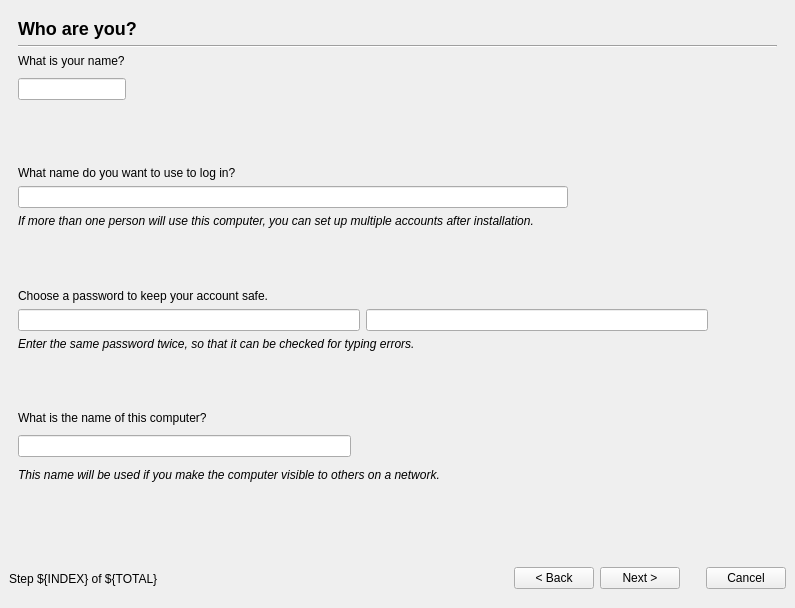
Qt form ubiquity/frontend/liveinstaller.ui (chenhan1218/ubiquity) before a commit.
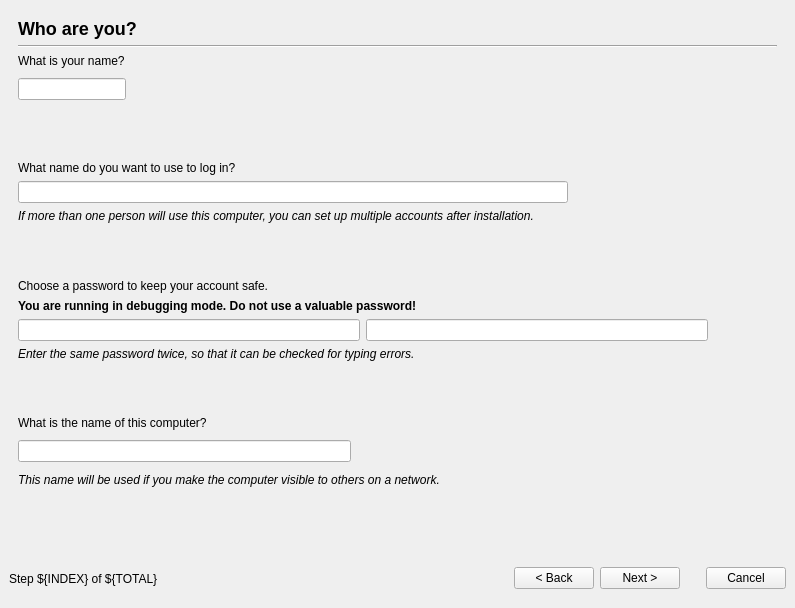
The same form after that commit. The open tabs and pages were chosen to show the change. Icons and pictures are not drawn.

Commit message: * Display a warning message next to the password entry box if running in   debug mode, since the password will then end up in the log file via   debconf debugging.

```diff
--- a/ubiquity/frontend/liveinstaller.ui
+++ b/ubiquity/frontend/liveinstaller.ui
@@ -715,7 +715,7 @@
          </property>
         </widget>
        </item>
-       <item row="12" column="1" >
+       <item row="13" column="1" >
         <widget class="QLabel" name="password_error_image" >
          <property name="sizePolicy" >
           <sizepolicy>
@@ -736,7 +736,7 @@
          </property>
         </widget>
        </item>
-       <item row="11" column="0" colspan="2" >
+       <item row="12" column="0" colspan="2" >
         <layout class="QGridLayout" >
          <property name="margin" >
           <number>0</number>
@@ -940,7 +940,17 @@
          </property>
         </widget>
        </item>
-       <item row="8" column="0" colspan="2" >
+       <item row="8" column="0" >
+        <widget class="QLabel" name="password_debug_warning_label" >
+         <property name="text" >
+          <string>&lt;strong>You are running in debugging mode. Do not use a valuable password!&lt;/strong></string>
+         </property>
+         <property name="wordWrap" >
+          <bool>true</bool>
+         </property>
+        </widget>
+       </item>
+       <item row="9" column="0" colspan="2" >
         <layout class="QGridLayout" >
          <property name="margin" >
           <number>0</number>
@@ -1019,7 +1029,7 @@
          </item>
         </layout>
        </item>
-       <item row="10" column="0" >
+       <item row="11" column="0" >
         <widget class="QLabel" name="hostname_label" >
          <property name="text" >
           <string>What is the name of this computer?</string>
@@ -1029,7 +1039,7 @@
          </property>
         </widget>
        </item>
-       <item row="12" column="0" >
+       <item row="13" column="0" >
         <spacer>
          <property name="orientation" >
           <enum>Qt::Vertical</enum>
@@ -1045,7 +1055,7 @@
          </property>
         </spacer>
        </item>
-       <item row="9" column="0" colspan="2" >
+       <item row="10" column="0" colspan="2" >
         <spacer>
          <property name="orientation" >
           <enum>Qt::Vertical</enum>
```
The commit also changes 82 other files.
